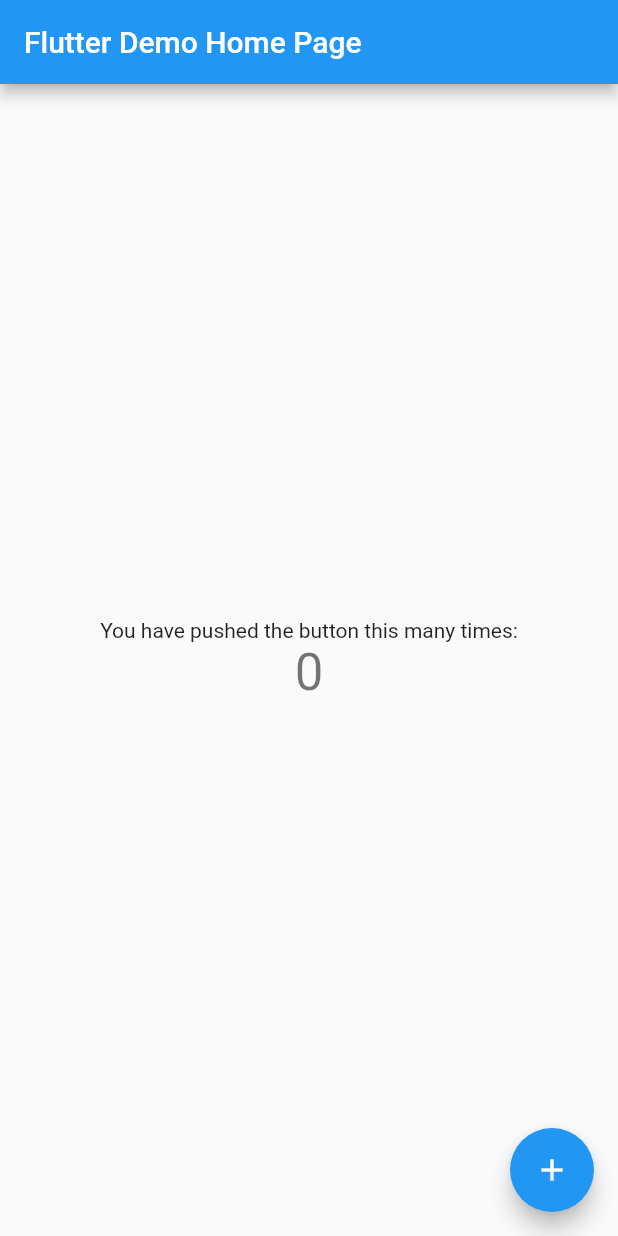
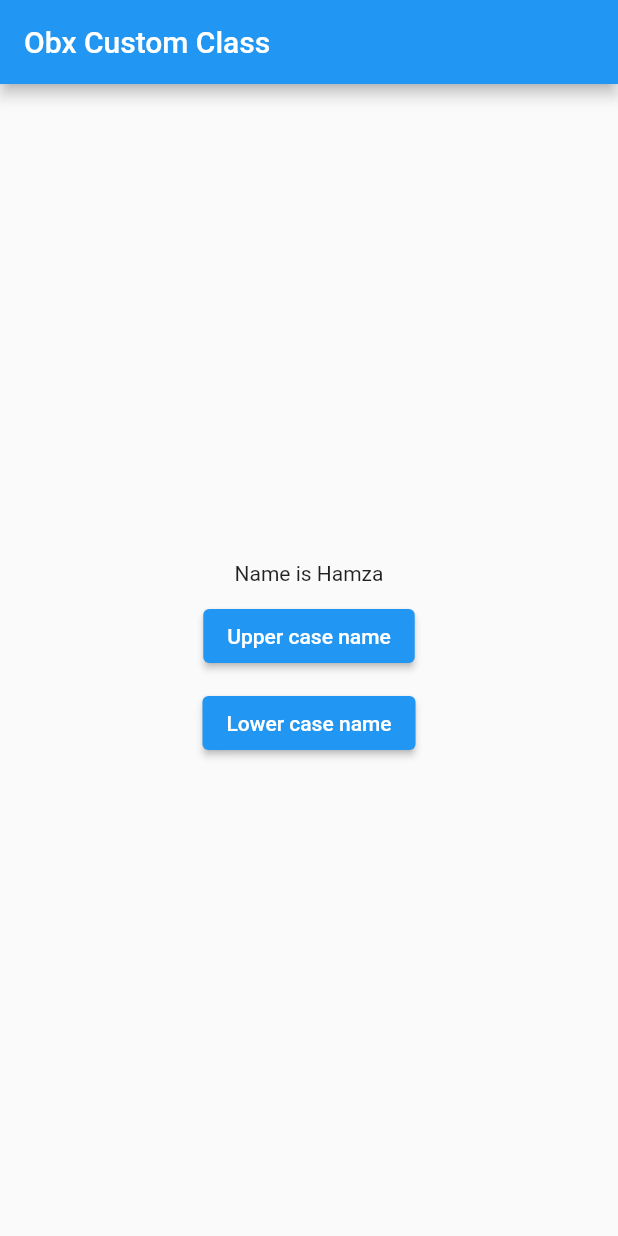
Before and after one commit to hamze-ibraheem/obx_custom_getx_sample, a Flutter app: the screen it shows after launch, on a phone screen of 412 x 824 dp. Run offline on Flutter 3.47's test engine with Material 2 defaults, Android fonts, the phone set to English and light mode, and no system bars; our stand-ins replace get.

Commit message:
obx custom student

```diff
--- a/lib/main.dart
+++ b/lib/main.dart
@@ -1,4 +1,6 @@
 import 'package:flutter/material.dart';
+import 'package:get/get.dart';
+import 'package:obx_custom_getx_sample/student.dart';
 
 void main() {
   runApp(const MyApp());
@@ -10,8 +12,8 @@
   // This widget is the root of your application.
   @override
   Widget build(BuildContext context) {
-    return MaterialApp(
-      title: 'Flutter Demo',
+    return GetMaterialApp(
+      title: 'Obx Custom Class',
       theme: ThemeData(
         // This is the theme of your application.
         //
@@ -24,7 +26,7 @@
         // is not restarted.
         primarySwatch: Colors.blue,
       ),
-      home: const MyHomePage(title: 'Flutter Demo Home Page'),
+      home: const MyHomePage(title: 'Obx Custom Class'),
     );
   }
 }
@@ -48,19 +50,7 @@
 }
 
 class _MyHomePageState extends State<MyHomePage> {
-  int _counter = 0;
-
-  void _incrementCounter() {
-    setState(() {
-      // This call to setState tells the Flutter framework that something has
-      // changed in this State, which causes it to rerun the build method below
-      // so that the display can reflect the updated values. If we changed
-      // _counter without calling setState(), then the build method would not be
-      // called again, and so nothing would appear to happen.
-      _counter++;
-    });
-  }
-
+  var student = Student();
   @override
   Widget build(BuildContext context) {
     // This method is rerun every time setState is called, for instance as done
@@ -94,22 +84,36 @@
           // axis because Columns are vertical (the cross axis would be
           // horizontal).
           mainAxisAlignment: MainAxisAlignment.center,
+          crossAxisAlignment: CrossAxisAlignment.center,
           children: <Widget>[
-            const Text(
-              'You have pushed the button this many times:',
+            Obx(
+              () => Text(
+                'Name is ${student.name.value}',
+              ),
             ),
-            Text(
-              '$_counter',
-              style: Theme.of(context).textTheme.headline4,
+            const SizedBox(
+              height: 10.0,
+            ),
+            ElevatedButton(
+              onPressed: () =>
+                  student.name.value = student.name.value.toUpperCase(),
+              child: const Text(
+                'Upper case name',
+              ),
+            ),
+            const SizedBox(
+              height: 10.0,
+            ),
+            ElevatedButton(
+              onPressed: () =>
+                  student.name.value = student.name.value.toLowerCase(),
+              child: const Text(
+                'Lower case name',
+              ),
             ),
           ],
         ),
       ),
-      floatingActionButton: FloatingActionButton(
-        onPressed: _incrementCounter,
-        tooltip: 'Increment',
-        child: const Icon(Icons.add),
-      ), // This trailing comma makes auto-formatting nicer for build methods.
     );
   }
 }
--- /dev/null
+++ b/lib/student.dart
@@ -0,0 +1,6 @@
+import 'package:get/get.dart';
+
+class Student {
+  var name = 'Hamza'.obs;
+  var age = 37.obs;
+}
--- a/pubspec.yaml
+++ b/pubspec.yaml
@@ -36,6 +36,7 @@
   # The following adds the Cupertino Icons font to your application.
   # Use with the CupertinoIcons class for iOS style icons.
   cupertino_icons: ^1.0.2
+  get: ^4.6.5
 
 dev_dependencies:
   flutter_test:
```
